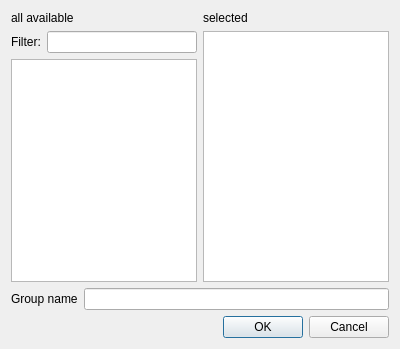
First picture: the form in addgroupdialog.ui, repository TUW-VieVS/VieSchedpp, before the edit.
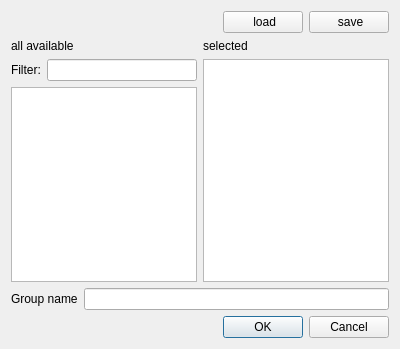
Second picture: the form after the edit. Icons and pictures are not drawn.

```diff
--- a/addgroupdialog.ui
+++ b/addgroupdialog.ui
@@ -14,6 +14,45 @@
    <string>Dialog</string>
   </property>
   <layout class="QVBoxLayout" name="verticalLayout_3">
+   <item>
+    <layout class="QHBoxLayout" name="horizontalLayout_4">
+     <item>
+      <spacer name="horizontalSpacer">
+       <property name="orientation">
+        <enum>Qt::Horizontal</enum>
+       </property>
+       <property name="sizeHint" stdset="0">
+        <size>
+         <width>40</width>
+         <height>20</height>
+        </size>
+       </property>
+      </spacer>
+     </item>
+     <item>
+      <widget class="QPushButton" name="pushButton_2">
+       <property name="text">
+        <string> load</string>
+       </property>
+       <property name="icon">
+        <iconset resource="myresources.qrc">
+         <normaloff>:/icons/icons/folder-open-5.png</normaloff>:/icons/icons/folder-open-5.png</iconset>
+       </property>
+      </widget>
+     </item>
+     <item>
+      <widget class="QPushButton" name="pushButton">
+       <property name="text">
+        <string> save</string>
+       </property>
+       <property name="icon">
+        <iconset resource="myresources.qrc">
+         <normaloff>:/icons/icons/document-export.png</normaloff>:/icons/icons/document-export.png</iconset>
+       </property>
+      </widget>
+     </item>
+    </layout>
+   </item>
    <item>
     <layout class="QHBoxLayout" name="horizontalLayout_2">
      <item>
```
Left out of the diff: 4 changed lines with no effect on the pictures.
